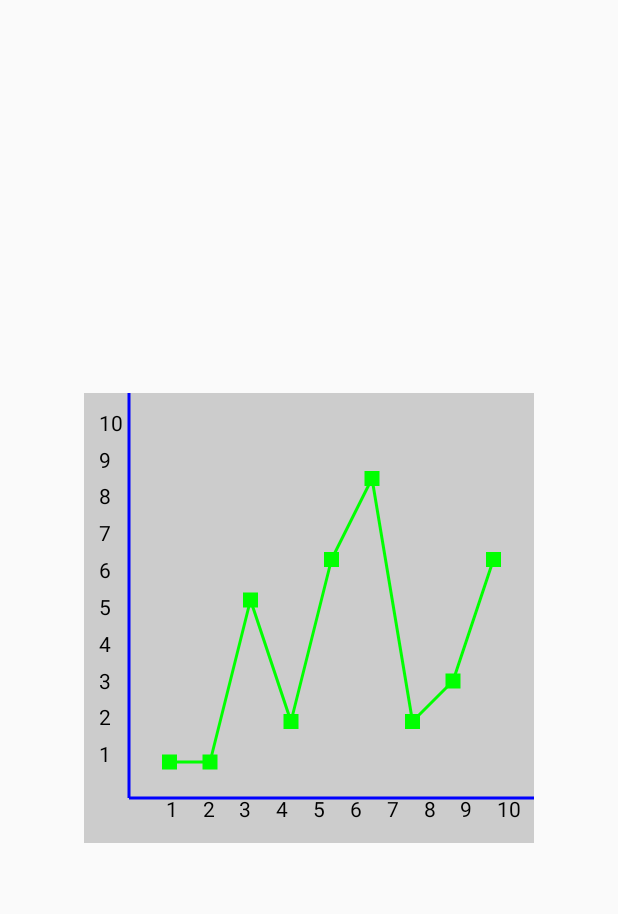
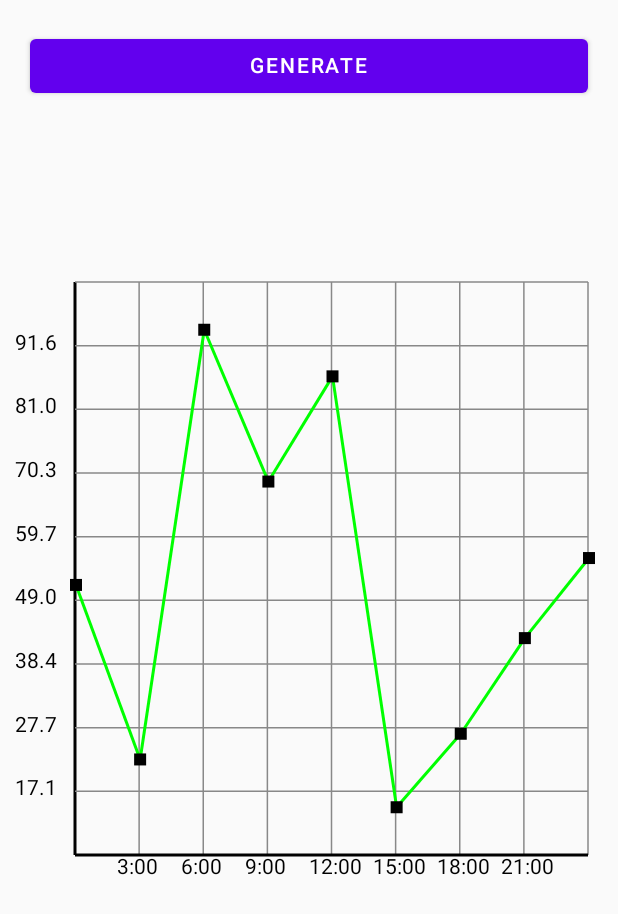
Before and after one commit to iWeLogic/CustomViews, an Android app built with Jetpack Compose: the chart screen opened through its navigation route, on a phone screen of 412 x 824 dp. Shown: the top 914 px of the screen. Run offline under Robolectric (Android 15) with nearby library versions, the phone set to English and light mode, and no system bars.

Commit message:
chart compose

```diff
--- a/app/src/main/java/com/iwelogic/custom/views/MainActivity.kt
+++ b/app/src/main/java/com/iwelogic/custom/views/MainActivity.kt
@@ -7,10 +7,10 @@ import androidx.navigation.compose.NavHost
 import androidx.navigation.compose.composable
 import androidx.navigation.compose.rememberNavController
 import com.iwelogic.custom.views.ui.MainScreen
-import com.iwelogic.custom.views.ui.chart.ChartScreen
 import com.iwelogic.custom.views.ui.navigation.Routes
+import com.iwelogic.custom.views.ui.screens.chart.ChartScreen
+import com.iwelogic.custom.views.ui.screens.picker.PickerScreen
 import com.iwelogic.custom.views.ui.screens.progress.ProgressScreen
-import com.iwelogic.custom.views.ui.screens.picker.PickerScreen
 import com.iwelogic.custom.views.ui.theme.CustomViewsTheme
 
 class MainActivity : ComponentActivity() {
--- a/app/src/main/java/com/iwelogic/custom/views/ui/chart/Chart.kt
+++ /dev/null
@@ -1,135 +0,0 @@
-package com.iwelogic.custom.views.ui.chart
-
-import android.util.Log
-import android.view.MotionEvent
-import androidx.compose.foundation.Canvas
-import androidx.compose.runtime.Composable
-import androidx.compose.runtime.mutableStateOf
-import androidx.compose.runtime.remember
-import androidx.compose.ui.ExperimentalComposeUiApi
-import androidx.compose.ui.Modifier
-import androidx.compose.ui.geometry.Offset
-import androidx.compose.ui.graphics.Color
-import androidx.compose.ui.graphics.PointMode
-import androidx.compose.ui.input.pointer.pointerInteropFilter
-import androidx.compose.ui.text.ExperimentalTextApi
-import androidx.compose.ui.text.drawText
-import androidx.compose.ui.text.rememberTextMeasurer
-import androidx.compose.ui.unit.dp
-
-
-@OptIn(ExperimentalTextApi::class, ExperimentalComposeUiApi::class)
-@Composable
-fun Chart(
-    modifier: Modifier,
-    values: List<Point>
-) {
-    val startDate = System.currentTimeMillis() - 10000
-    val endDate = System.currentTimeMillis()
-
-    val yStart = 110
-    val yEnd = 200
-
-    val lastTouchY = remember {
-        mutableStateOf(0.0f)
-    }
-
-    val lastTouchX = remember {
-        mutableStateOf(0.0f)
-    }
-
-    val textMeasurer = rememberTextMeasurer()
-
-    Canvas(modifier = modifier.pointerInteropFilter { motionEvent ->
-
-        when (motionEvent.action) {
-            MotionEvent.ACTION_DOWN -> {
-                lastTouchX.value = motionEvent.x
-            }
-            MotionEvent.ACTION_UP -> {
-                lastTouchX.value = motionEvent.x
-            }
-        }
-        true
-    }) {
-
-        val padding = 30.dp.toPx()
-
-        drawLine(
-            start = Offset(x = padding, y = size.height - padding),
-            end = Offset(x = size.width, y = size.height - padding),
-            color = Color.Blue,
-            strokeWidth = 2.dp.toPx()
-        )
-
-        drawLine(
-            start = Offset(x = 0 + padding, y = 0f),
-            end = Offset(x = 0 + padding, y = size.height - padding),
-            color = Color.Blue,
-            strokeWidth = 2.dp.toPx()
-        )
-
-        for (i in 0..10) {
-            if (i == 0) continue
-            val delays = (size.height - padding) / 11 * i
-
-            drawText(
-                topLeft = Offset(x = padding / 3, y = size.height - padding - 12.dp.toPx() - delays),
-                textMeasurer = textMeasurer,
-                text = "$i"
-            )
-        }
-
-        for (i in 0..10) {
-
-            if (i == 0) continue
-            val delays = (size.height - padding) / 11 * i
-
-            drawText(
-                topLeft = Offset(x = padding + delays, y = size.height - padding),
-                textMeasurer = textMeasurer,
-                text = "$i"
-            )
-        }
-
-        val deltaY = size.height - padding
-        val deltaX = size.width - padding
-
-        val points = listOf(
-            Offset(padding + deltaX * 0.1f, y = padding + deltaY * 0.8f),
-            Offset(padding + deltaX * 0.2f, y = padding + deltaY * 0.8f),
-            Offset(padding + deltaX * 0.3f, y = padding + deltaY * 0.4f),
-            Offset(padding + deltaX * 0.4f, y = padding + deltaY * 0.7f),
-            Offset(padding + deltaX * 0.5f, y = padding + deltaY * 0.3f),
-            Offset(padding + deltaX * 0.6f, y = padding + deltaY * 0.1f),
-            Offset(padding + deltaX * 0.7f, y = padding + deltaY * 0.7f),
-            Offset(padding + deltaX * 0.8f, y = padding + deltaY * 0.6f),
-            Offset(padding + deltaX * 0.9f, y = padding + deltaY * 0.3f),
-        )
-
-        Log.w("myLog", "_Chart: ${lastTouchX.value}")
-
-        drawPoints(
-            points = points,
-            strokeWidth = 10.dp.toPx(),
-            pointMode = PointMode.Points,
-            color = if (lastTouchX.value > 300f) Color.Blue else Color.Green
-        )
-
-        for (i in points.indices) {
-            if (i < points.size - 1) {
-                drawLine(
-                    start = points[i],
-                    end = points[i + 1],
-                    color = Color.Green,
-                    strokeWidth = 2.dp.toPx()
-                )
-            }
-        }
-    }
-}
-
-data class Point(
-    val x: Int = 0,
-    val y: Int = 0
-)
--- a/app/src/main/java/com/iwelogic/custom/views/ui/chart/ChartScreen.kt
+++ /dev/null
@@ -1,27 +0,0 @@
-package com.iwelogic.custom.views.ui.chart
-
-import androidx.compose.foundation.background
-import androidx.compose.foundation.layout.Box
-import androidx.compose.foundation.layout.fillMaxSize
-import androidx.compose.foundation.layout.height
-import androidx.compose.foundation.layout.width
-import androidx.compose.runtime.Composable
-import androidx.compose.ui.Alignment
-import androidx.compose.ui.Modifier
-import androidx.compose.ui.graphics.Color
-import androidx.compose.ui.unit.dp
-
-@Composable
-fun ChartScreen() {
-
-    Box(modifier = Modifier.fillMaxSize()) {
-        Chart(
-            Modifier
-                .height(300.dp)
-                .width(300.dp)
-                .background(Color.LightGray)
-                .align(Alignment.Center),
-            ArrayList()
-        )
-    }
-}
--- /dev/null
+++ b/app/src/main/java/com/iwelogic/custom/views/ui/screens/chart/Chart.kt
@@ -0,0 +1,178 @@
+package com.iwelogic.custom.views.ui.screens.chart
+
+import android.view.MotionEvent
+import androidx.compose.foundation.Canvas
+import androidx.compose.runtime.Composable
+import androidx.compose.runtime.mutableStateOf
+import androidx.compose.runtime.remember
+import androidx.compose.ui.ExperimentalComposeUiApi
+import androidx.compose.ui.Modifier
+import androidx.compose.ui.geometry.Offset
+import androidx.compose.ui.graphics.Color
+import androidx.compose.ui.graphics.PointMode
+import androidx.compose.ui.input.pointer.pointerInteropFilter
+import androidx.compose.ui.text.ExperimentalTextApi
+import androidx.compose.ui.text.drawText
+import androidx.compose.ui.text.rememberTextMeasurer
+import androidx.compose.ui.unit.dp
+import com.iwelogic.custom.views.ui.screens.progress.oneDigitsAfterDot
+import kotlin.math.abs
+
+
+@OptIn(ExperimentalTextApi::class, ExperimentalComposeUiApi::class)
+@Composable
+fun Chart(
+    modifier: Modifier,
+    values: List<ValueContainer>,
+    countXAxis: Int = 8,
+    countYAxis: Int = 9
+) {
+    val lastTouch = remember {
+        mutableStateOf(TouchPoint(0.0f, 0.0f))
+    }
+
+    val textMeasurer = rememberTextMeasurer()
+
+    Canvas(modifier = modifier
+        .pointerInteropFilter { motionEvent ->
+
+            when (motionEvent.action) {
+                MotionEvent.ACTION_DOWN -> {
+                    lastTouch.value = TouchPoint(motionEvent.y, motionEvent.x)
+                }
+                MotionEvent.ACTION_UP -> {
+                    lastTouch.value = TouchPoint(motionEvent.y, motionEvent.x)
+                }
+                MotionEvent.ACTION_MOVE -> {
+                    lastTouch.value = TouchPoint(motionEvent.y, motionEvent.x)
+                }
+            }
+            true
+        }) {
+
+
+        val offsetLeft = 50.dp.toPx()
+        val offsetBottom = 30.dp.toPx()
+
+        val width = size.width - offsetLeft - 20.dp.toPx()
+        val height = size.height - offsetBottom
+
+        val xStep = width / countXAxis
+        val yStep = height / countYAxis
+
+
+        val valuesMax = values.maxOf { it.y }
+        val valuesMin = values.minOf { it.y }
+
+        val difference = valuesMax - valuesMin
+
+        val chartMax = valuesMax + 0.1f * difference
+        val chartMin = valuesMin - 0.1f * difference
+
+        val chartHeight = chartMax - chartMin
+
+        val points = mutableListOf<Offset>()
+
+        //calculate points coordinates
+        for (i in values.indices) {
+            val delta = (values[i].y - chartMin)
+            val pointHeightPercentage = if (delta == 0.0f) 0.0f else delta / chartHeight
+            points.add(Offset(offsetLeft + xStep * i + 1f, y = height * (1.0f - pointHeightPercentage)))
+        }
+
+        // draw x lines
+        for (i in 0..countXAxis) {
+            drawLine(
+                start = Offset(x = offsetLeft + xStep * i, y = 0f),
+                end = Offset(x = offsetLeft + xStep * i, y = height),
+                color = if (i == 0) Color.Black else Color.Gray,
+                strokeWidth = (if (i == 0) 2.dp else 1.dp).toPx()
+            )
+        }
+
+        // draw y lines
+        for (i in 0..countYAxis) {
+            drawLine(
+                start = Offset(x = offsetLeft, y = yStep * i),
+                end = Offset(x = offsetLeft + width, y = yStep * i),
+                color = if (i == countYAxis) Color.Black else Color.Gray,
+                strokeWidth = (if (i == countYAxis) 2.dp else 1.dp).toPx()
+            )
+        }
+
+        val textSize = 10.dp.toPx()
+
+        //draw y values
+        for (i in 1 until countYAxis) {
+            drawText(
+                topLeft = Offset(
+                    x = 10.dp.toPx(),
+                    y = size.height - offsetBottom - yStep * i - textSize
+                ),
+                textMeasurer = textMeasurer,
+                text = (chartHeight / countYAxis * i + chartMin).oneDigitsAfterDot()
+            )
+        }
+
+        //draw x values
+        for (i in 1 until countXAxis) {
+
+            val offset = Offset(
+                x = offsetLeft - 15.dp.toPx() + i * xStep,
+                y = size.height - offsetBottom
+            )
+
+            drawText(
+                topLeft = offset,
+                textMeasurer = textMeasurer,
+                text = "${i * 3}:00"
+            )
+        }
+
+        for (i in points.indices) {
+            if (i < points.size - 1) {
+                drawLine(
+                    start = points[i],
+                    end = points[i + 1],
+                    color = Color.Green,
+                    strokeWidth = 2.dp.toPx()
+                )
+            }
+        }
+
+        for (i in points.indices) {
+
+            val selected = abs(lastTouch.value.x - points[i].x) < 40f && abs(lastTouch.value.y - points[i].y) < 40f
+
+            if (selected) {
+
+                drawText(
+                    topLeft = Offset(
+                        x = points[i].x - 10.dp.toPx(),
+                        y = points[i].y - 30.dp.toPx()
+                    ),
+                    textMeasurer = textMeasurer,
+                    text = "${values[i].y}"
+                )
+
+            }
+
+            drawPoints(
+                points = listOf(points[i]),
+                strokeWidth = (if (selected) 16.dp else 8.dp).toPx(),
+                pointMode = PointMode.Points,
+                color = if (selected) Color.Blue else Color.Black
+            )
+        }
+    }
+}
+
+data class ValueContainer(
+    val y: Float = 0.0f,
+    val x: Int = 0
+)
+
+data class TouchPoint(
+    val y: Float = 0.0f,
+    val x: Float = 0.0f
+)
--- /dev/null
+++ b/app/src/main/java/com/iwelogic/custom/views/ui/screens/chart/ChartScreen.kt
@@ -0,0 +1,48 @@
+package com.iwelogic.custom.views.ui.screens.chart
+
+import android.annotation.SuppressLint
+import androidx.compose.foundation.layout.*
+import androidx.compose.material.Button
+import androidx.compose.material.Text
+import androidx.compose.runtime.*
+import androidx.compose.ui.Modifier
+import androidx.compose.ui.unit.dp
+
+@SuppressLint("UnrememberedMutableState")
+@Composable
+fun ChartScreen() {
+
+
+    Column(modifier = Modifier.fillMaxSize()) {
+
+        val values = remember {
+            mutableStateOf(generateValues())
+        }
+
+        Button(modifier = Modifier
+            .padding(20.dp)
+            .fillMaxWidth(), onClick = {
+            values.value = generateValues()
+        }) {
+            Text(text = "GENERATE")
+        }
+
+        Spacer(modifier = Modifier.height(100.dp))
+
+        Chart(
+            Modifier
+                .aspectRatio(1f)
+                .fillMaxSize(),
+            values.value
+
+        )
+    }
+}
+
+fun generateValues(): List<ValueContainer> {
+    val temp = mutableListOf<ValueContainer>()
+    for (i in 0..8) {
+        temp.add(ValueContainer(y = (0..1000).random().toFloat() / 10f, x = i * 3))
+    }
+    return temp
+}
--- a/app/src/main/java/com/iwelogic/custom/views/ui/chart/ChartState.kt
+++ b/app/src/main/java/com/iwelogic/custom/views/ui/screens/chart/ChartState.kt
@@ -1,4 +1,4 @@
-package com.iwelogic.custom.views.ui.chart
+package com.iwelogic.custom.views.ui.screens.chart
 
 data class ChartState(
     var progress: Boolean = false
--- a/app/src/main/java/com/iwelogic/custom/views/ui/chart/ChartViewModel.kt
+++ b/app/src/main/java/com/iwelogic/custom/views/ui/screens/chart/ChartViewModel.kt
@@ -1,4 +1,4 @@
-package com.iwelogic.custom.views.ui.chart
+package com.iwelogic.custom.views.ui.screens.chart
 
 import androidx.compose.runtime.getValue
 import androidx.compose.runtime.mutableStateOf
```
